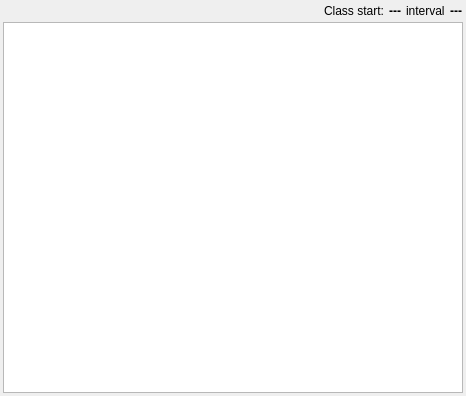
Qt form quickevent/app/quickevent/plugins/Runs/src/runstablewidget.ui (Quick-Event/quickbox) before a commit.
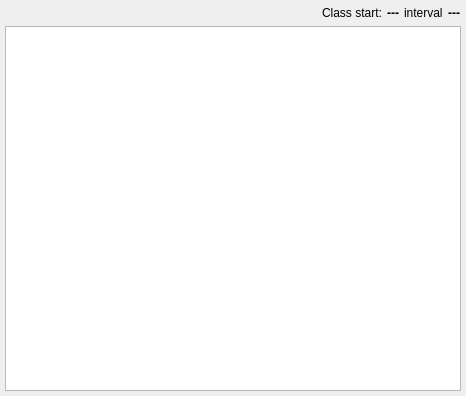
The same form after that commit. Custom widgets are drawn as their Qt base class.

The edit to the form file:
```diff
--- a/quickevent/app/quickevent/plugins/Runs/src/runstablewidget.ui
+++ b/quickevent/app/quickevent/plugins/Runs/src/runstablewidget.ui
@@ -15,19 +15,19 @@
   </property>
   <layout class="QVBoxLayout" name="verticalLayout">
    <property name="spacing">
-    <number>3</number>
+    <number>5</number>
    </property>
    <property name="leftMargin">
-    <number>3</number>
+    <number>5</number>
    </property>
    <property name="topMargin">
-    <number>3</number>
+    <number>5</number>
    </property>
    <property name="rightMargin">
-    <number>3</number>
+    <number>5</number>
    </property>
    <property name="bottomMargin">
-    <number>3</number>
+    <number>5</number>
    </property>
    <item>
     <layout class="QHBoxLayout" name="horizontalLayout_2">
```
Left out of the diff: 2 changed lines with no effect on the pictures.
